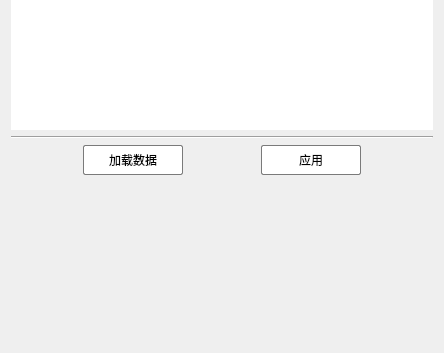
Aiopr-bits/MAVES, file src/FormPostprocessing.ui: the form before one commit; both pictures show x 0 to 444 and y 359 to 712 of the 444 by 712 pixel window.
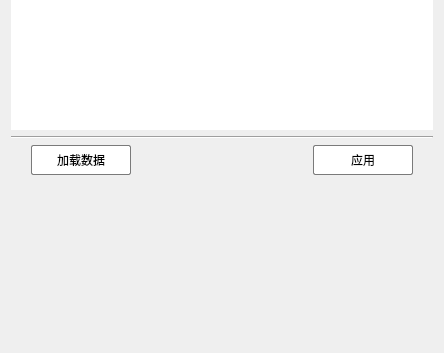
The form after the commit. Icons and pictures are not drawn. Custom widgets are drawn as their Qt base class.

Commit message: feat:隐藏后处理子面板的“加载数据”按钮

```diff
--- a/src/FormPostprocessing.ui
+++ b/src/FormPostprocessing.ui
@@ -725,9 +725,12 @@
          <property name="orientation">
           <enum>Qt::Horizontal</enum>
          </property>
+         <property name="sizeType">
+          <enum>QSizePolicy::Fixed</enum>
+         </property>
          <property name="sizeHint" stdset="0">
           <size>
-           <width>40</width>
+           <width>20</width>
            <height>20</height>
           </size>
          </property>
@@ -821,9 +824,12 @@
          <property name="orientation">
           <enum>Qt::Horizontal</enum>
          </property>
+         <property name="sizeType">
+          <enum>QSizePolicy::Fixed</enum>
+         </property>
          <property name="sizeHint" stdset="0">
           <size>
-           <width>40</width>
+           <width>20</width>
            <height>20</height>
           </size>
          </property>
```
The commit also changes 1 other file.
